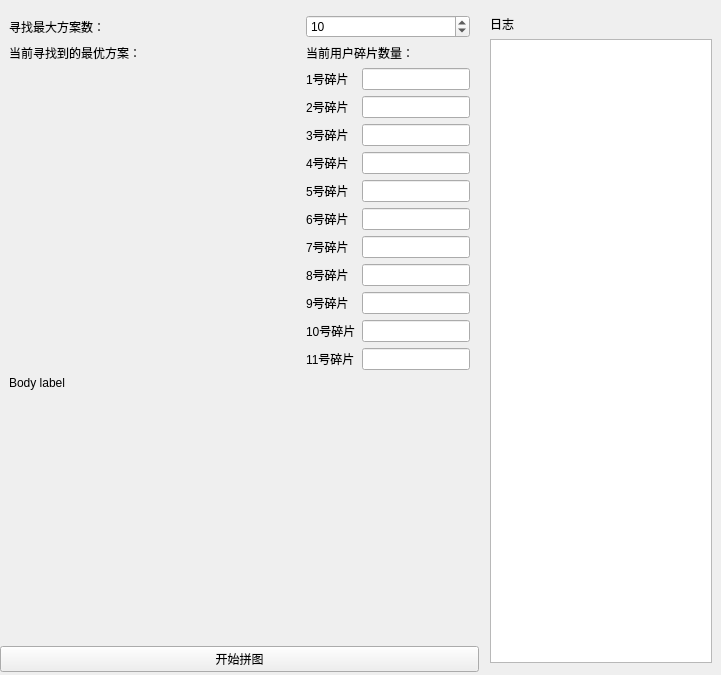
Before: the Qt Designer form app/ui/additional_features_interface.ui in LaoZhuJackson/SnowbreakAutoAssistant, drawn with Qt 5.
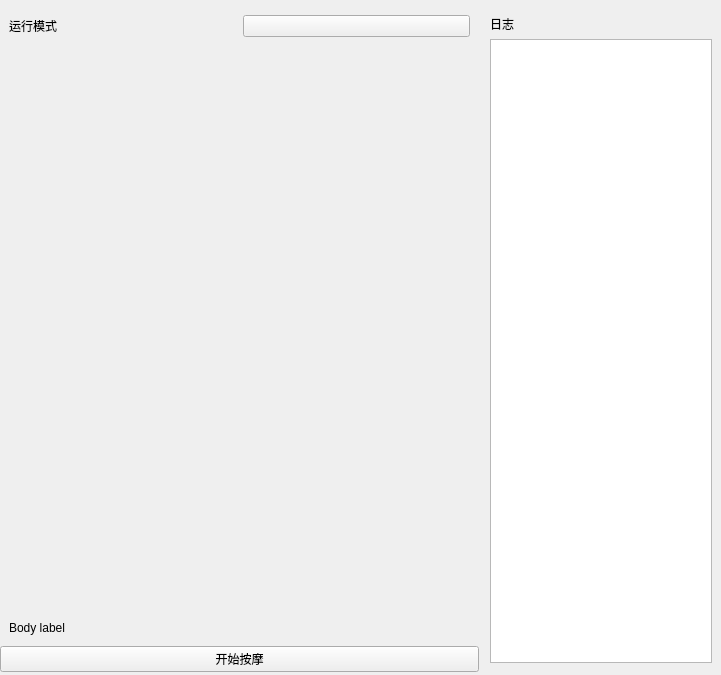
After: the same form once the commit is applied. Custom widgets are drawn as their Qt base class.

Commit message: 妮塔自动e适配皮肤，修复大月卡用户卡凭证奖励问题，新建自动按摩文件夹

```diff
--- a/app/ui/additional_features_interface.ui
+++ b/app/ui/additional_features_interface.ui
@@ -29,7 +29,7 @@
    <item row="1" column="0">
     <widget class="QStackedWidget" name="stackedWidget">
      <property name="currentIndex">
-         <number>2</number>
+         <number>6</number>
      </property>
      <widget class="QWidget" name="page_fishing">
       <layout class="QGridLayout" name="gridLayout_2" rowstretch="0,0,0" columnstretch="2,1">
@@ -942,6 +942,104 @@
                 </item>
             </layout>
         </widget>
+        <widget class="QWidget" name="page_massaging">
+            <layout class="QGridLayout" name="gridLayout_22" columnstretch="2,1">
+                <property name="leftMargin">
+                    <number>0</number>
+                </property>
+                <property name="topMargin">
+                    <number>0</number>
+                </property>
+                <property name="rightMargin">
+                    <number>0</number>
+                </property>
+                <property name="bottomMargin">
+                    <number>0</number>
+                </property>
+                <property name="spacing">
+                    <number>2</number>
+                </property>
+                <item row="0" column="0">
+                    <widget class="SimpleCardWidget" name="SimpleCardWidget_massaging">
+                        <layout class="QGridLayout" name="gridLayout_20">
+                            <item row="1" column="0" colspan="2">
+                                <widget class="BodyLabel" name="BodyLabel_tip_action_5">
+                                    <property name="text">
+                                        <string/>
+                                    </property>
+                                    <property name="textFormat">
+                                        <enum>Qt::MarkdownText</enum>
+                                    </property>
+                                </widget>
+                            </item>
+                            <item row="0" column="0">
+                                <widget class="BodyLabel" name="BodyLabel_30">
+                                    <property name="text">
+                                        <string>运行模式</string>
+                                    </property>
+                                </widget>
+                            </item>
+                            <item row="2" column="0">
+                                <spacer name="verticalSpacer_8">
+                                    <property name="orientation">
+                                        <enum>Qt::Vertical</enum>
+                                    </property>
+                                    <property name="sizeHint" stdset="0">
+                                        <size>
+                                            <width>20</width>
+                                            <height>40</height>
+                                        </size>
+                                    </property>
+                                </spacer>
+                            </item>
+                            <item row="0" column="1">
+                                <widget class="ComboBox" name="ComboBox_mode_maze_2"/>
+                            </item>
+                            <item row="3" column="0" colspan="2">
+                                <widget class="BodyLabel" name="BodyLabel_tip_massaging">
+                                    <property name="text">
+                                        <string>Body label</string>
+                                    </property>
+                                    <property name="textFormat">
+                                        <enum>Qt::MarkdownText</enum>
+                                    </property>
+                                </widget>
+                            </item>
+                        </layout>
+                    </widget>
+                </item>
+                <item row="1" column="0">
+                    <widget class="PushButton" name="PushButton_start_massaging">
+                        <property name="text">
+                            <string>开始按摩</string>
+                        </property>
+                    </widget>
+                </item>
+                <item row="0" column="1" rowspan="2">
+                    <widget class="SimpleCardWidget" name="SimpleCardWidget_7">
+                        <layout class="QGridLayout" name="gridLayout_21">
+                            <item row="0" column="0">
+                                <widget class="TitleLabel" name="TitleLabel_6">
+                                    <property name="text">
+                                        <string>日志</string>
+                                    </property>
+                                </widget>
+                            </item>
+                            <item row="1" column="0">
+                                <widget class="QTextBrowser" name="textBrowser_log_massaging">
+                                    <property name="styleSheet">
+                                        <string notr="true"/>
+                                    </property>
+                                    <property name="verticalScrollBarPolicy">
+                                        <enum>Qt::ScrollBarAlwaysOff</enum>
+                                    </property>
+                                </widget>
+                            </item>
+                        </layout>
+                    </widget>
+                </item>
+            </layout>
+        </widget>
     </widget>
    </item>
       <item row="0" column="0">
```
The commit also changes 9 other files.
